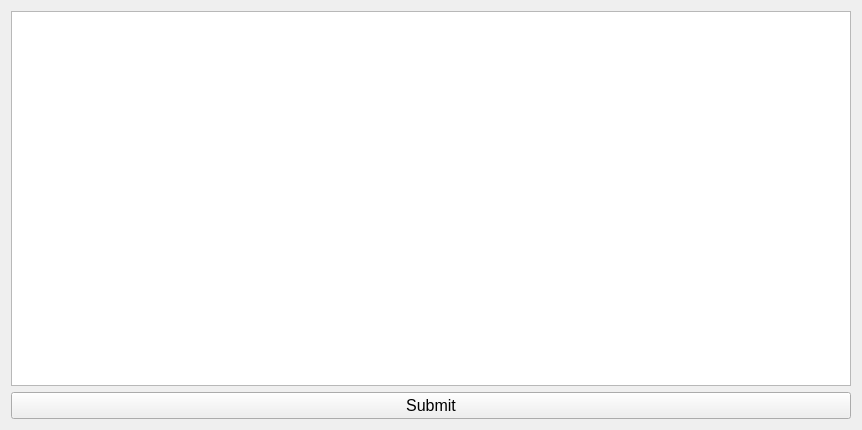
This is rename_window.ui in TrinhLab/CASPERapp as Qt 5 draws it before an edit. The edited form follows.
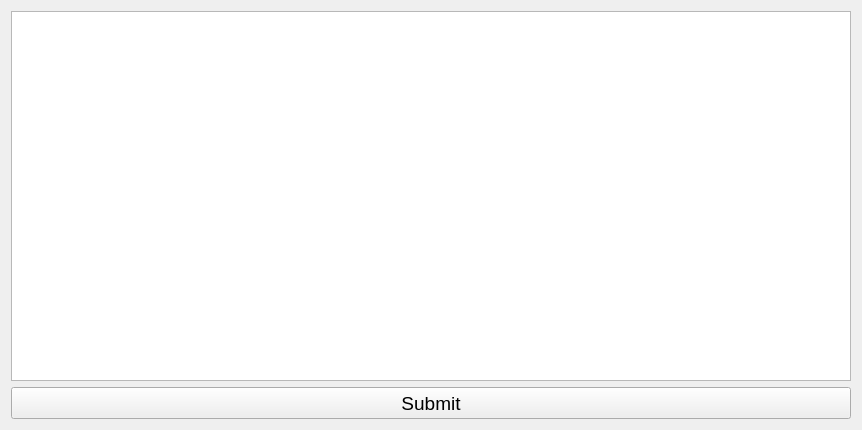
This is the edited form.

The edit to the form file:
```diff
--- a/rename_window.ui
+++ b/rename_window.ui
@@ -28,6 +28,11 @@
     <height>16777215</height>
    </size>
   </property>
+  <property name="font">
+   <font>
+    <pointsize>14</pointsize>
+   </font>
+  </property>
   <property name="windowTitle">
    <string>Form</string>
   </property>
@@ -47,16 +52,23 @@
        </property>
        <property name="font">
         <font>
-         <pointsize>12</pointsize>
+         <pointsize>14</pointsize>
         </font>
        </property>
       </widget>
      </item>
      <item row="1" column="0" colspan="2">
       <widget class="QPushButton" name="submit_button">
+       <property name="minimumSize">
+        <size>
+         <width>0</width>
+         <height>32</height>
+        </size>
+       </property>
        <property name="font">
         <font>
-         <pointsize>12</pointsize>
+         <family>Arial</family>
+         <pointsize>14</pointsize>
         </font>
        </property>
        <property name="text">
```
Left out of the diff: 2 changed lines with no effect on the pictures.
